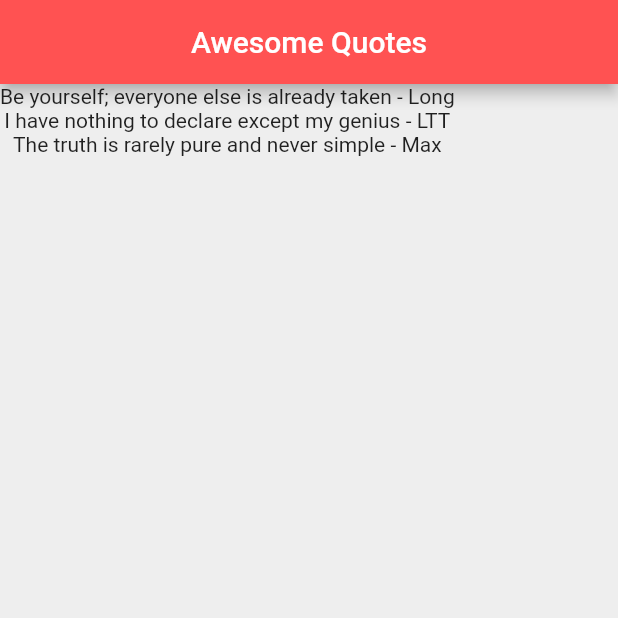
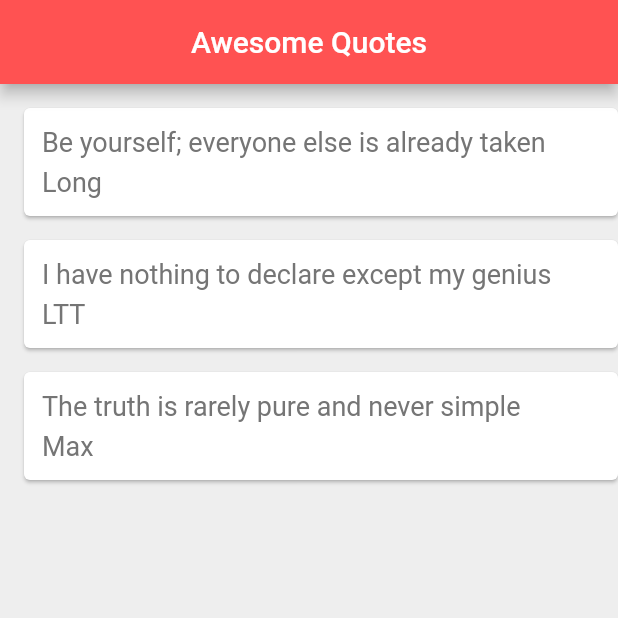
Before and after one commit to bql20000/flutter-course, a Flutter app: the screen it shows after launch, on a phone screen of 412 x 824 dp, the top half of it. Run offline on Flutter 3.47's test engine with Material 2 defaults, Android fonts, the phone set to English and light mode, and no system bars.

Commit message:
Using functions returning widgets to create dynamiz size widget list

```diff
--- a/lib/main.dart
+++ b/lib/main.dart
@@ -23,7 +23,10 @@ class _QuoteListState extends State<QuoteList> {
   Widget quoteTemplate(quote) {
     return Card(
       margin: EdgeInsets.fromLTRB(16, 16, 0, 0),
+      child: Padding(
+        padding: const EdgeInsets.all(12.0),
         child: Column(
+          crossAxisAlignment: CrossAxisAlignment.stretch,
           children: [
             Text(
               quote.text,
@@ -41,6 +44,7 @@ class _QuoteListState extends State<QuoteList> {
               )
             )
           ],
+        ),
       )
     );
   }
@@ -55,7 +59,7 @@ class _QuoteListState extends State<QuoteList> {
         backgroundColor: Colors.redAccent,
       ),
       body: Column(
-        children: quotes.map((quote) => Text('${quote.text} - ${quote.author}')).toList(),
+        children: quotes.map((quote) => quoteTemplate(quote)).toList(),
       ),
     );
   }
```
Lines whose indentation alone changed are shown as unchanged.
